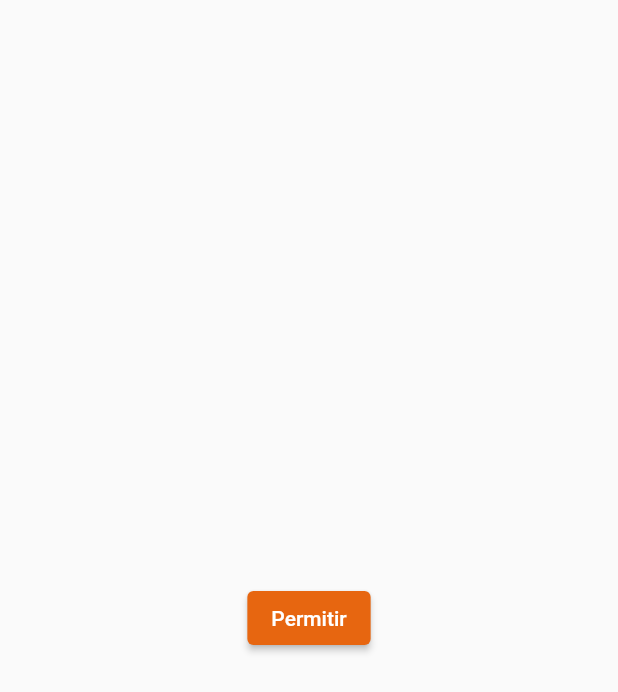
After one commit to fausto1andino/ReposeRepository, a Flutter app: the RequestPermissionPage screen opened directly, after a tap on "Permitir", on a phone screen of 412 x 824 dp. The commit adds this screen. Shown: the top 692 px of the screen. Run offline on Flutter 3.47's test engine with Material 2 defaults, Android fonts, the phone set to English and light mode, and no system bars; our stand-ins replace cloud_firestore, connectivity_plus, firebase_auth, firebase_core, firebase_messaging, flutter_local_notifications and 8 more; missing offline and left inert: cloudinary_public; accounts and stored records are empty.

Commit message:
Permisos de ubicacion

```diff
--- a/Repose Aplication/repose_application/lib/main.dart
+++ b/Repose Aplication/repose_application/lib/main.dart
@@ -74,6 +74,7 @@ class _MyAppState extends State<MyApp> {
                     },
                     home:
 
+
                     mainProvider.token == ""
                         ? const LoginPage()
                         : JwtDecoder.isExpired(mainProvider.token)
--- /dev/null
+++ b/Repose Aplication/repose_application/lib/src/pages/request_permission/request_permission_controller.dart
@@ -0,0 +1,32 @@
+
+import 'dart:async';
+
+
+import 'package:permission_handler/permission_handler.dart';
+
+class RequestPermissionController{
+
+  final Permission _locationPermission;
+  RequestPermissionController(this._locationPermission);
+
+  final _streamController = StreamController<PermissionStatus>.broadcast();
+
+
+  Stream<PermissionStatus> get onStatusChanged => _streamController.stream;
+
+  request() async{
+    final status = await _locationPermission.request();
+    _notify(status);
+  }
+
+  void _notify(PermissionStatus status){
+    if(!_streamController.isClosed &&_streamController.hasListener){
+      _streamController.sink.add(status);
+    }
+  }
+
+
+  void dispose(){
+    _streamController.close();
+  }
+}
--- /dev/null
+++ b/Repose Aplication/repose_application/lib/src/pages/request_permission/request_permission_page.dart
@@ -0,0 +1,66 @@
+
+
+import 'dart:async';
+
+import 'package:flutter/cupertino.dart';
+import 'package:flutter/material.dart';
+import 'package:permission_handler/permission_handler.dart';
+import 'package:repose_application/src/pages/request_permission/request_permission_controller.dart';
+import 'package:repose_application/src/routes/routes.dart';
+
+
+class RequestPermissionPage extends StatefulWidget {
+  RequestPermissionPage({Key? key}) : super(key: key);
+
+  @override
+  State<RequestPermissionPage> createState() => _RequestPermissionPageState();
+}
+
+class _RequestPermissionPageState extends State<RequestPermissionPage> {
+  final _controller = RequestPermissionController(Permission.locationWhenInUse);
+  late StreamSubscription _subscription;
+
+  @override
+  void initState() {
+    super.initState();
+    _subscription = _controller.onStatusChanged.listen(
+      (status) {
+        if(status == PermissionStatus.granted){
+          Navigator.pushReplacementNamed(context, Routes.HOME);
+        }
+
+      },
+    );
+  }
+
+  @override
+  void dispose() {
+    _subscription.cancel();
+    _controller.dispose();
+    super.dispose();
+  }
+
+
+  @override
+  Widget build(BuildContext context) {
+
+    bool? _succes = true;
+
+    return Scaffold(
+      body: SafeArea(
+        child:Container(
+          width: double.infinity,
+          height:double.infinity,
+          alignment: Alignment.center,
+          child: ElevatedButton(
+          child: const Text("Permitir"),
+          onPressed: (){
+            _controller.request();
+
+          },
+          ),
+          ),
+      ),
+    );
+  }
+}
--- /dev/null
+++ b/Repose Aplication/repose_application/lib/src/pages/ubicacion_page.dart
@@ -0,0 +1,14 @@
+
+import 'package:flutter/cupertino.dart';
+import 'package:flutter/material.dart';
+
+class ubicacionPage extends StatelessWidget {
+  const ubicacionPage({Key? key}) : super(key: key);
+
+  @override
+  Widget build(BuildContext context) {
+    return Container(
+
+    );
+  }
+}
--- /dev/null
+++ b/Repose Aplication/repose_application/lib/src/routes/routes.dart
@@ -0,0 +1,7 @@
+
+
+abstract class Routes{
+  static const SPLASH = '/';
+  static const HOME = '/home';
+  static const PERMISSIONS = '/permissions';
+}
--- a/Repose Aplication/repose_application/lib/src/widgets/geolocalizacion_widget.dart
+++ b/Repose Aplication/repose_application/lib/src/widgets/geolocalizacion_widget.dart
@@ -2,11 +2,7 @@ import 'dart:async';
 
 import 'package:flutter/material.dart';
 import 'package:google_maps_flutter/google_maps_flutter.dart';
-import 'package:provider/provider.dart';
-import 'package:repose_application/src/models/sugerencia_model.dart';
-import 'package:repose_application/src/pages/sugerencia_page.dart';
-import 'package:repose_application/src/providers/sugerencias_provider.dart';
-import 'package:repose_application/src/widgets/sugerencia_card.dart';
+
 
 
 class GeolocalizacionWidget extends StatefulWidget {
--- a/Repose Aplication/repose_application/lib/src/widgets/sitios_card.dart
+++ b/Repose Aplication/repose_application/lib/src/widgets/sitios_card.dart
@@ -1,5 +1,8 @@
 import 'package:flutter/material.dart';
 import 'package:repose_application/src/models/sitios_model.dart';
+import 'package:repose_application/src/pages/request_permission/request_permission_page.dart';
+import 'package:repose_application/src/pages/ubicacion_page.dart';
+import 'package:repose_application/src/routes/routes.dart';
 import 'package:repose_application/src/widgets/geolocalizacion_widget.dart';
 
 import 'package:repose_application/src/widgets/sugerencia_list_widget.dart';
@@ -68,7 +71,8 @@ class SitiosCard extends StatelessWidget {
                                     Navigator.push(
                                       context,
                                       MaterialPageRoute(
-                                          builder: (context) => const GeolocalizacionWidget()),
+                                         builder: (context) => RequestPermissionPage()
+                                      ),
                                     );
                                   }),
                             ),
--- a/Repose Aplication/repose_application/pubspec.yaml
+++ b/Repose Aplication/repose_application/pubspec.yaml
@@ -53,6 +53,7 @@ dependencies:
   firebase_messaging: ^11.2.6
   google_maps_flutter: ^2.1.0
   flutter_local_notifications: ^9.3.1
+  permission_handler: ^8.3.0
 
 
 dev_dependencies:
```
Also changed, not shown: Repose Aplication/repose_application/lib/src/routes/pages.dart (added), Repose Aplication/repose_application/pubspec.lock, 1 other file.
